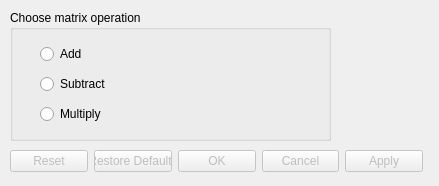
Before: the Qt Designer form src/Interface/Modules/Math/EvaluateLinearAlgebraBinary.ui in SCIInstitute/SCIRun, drawn with Qt 5.
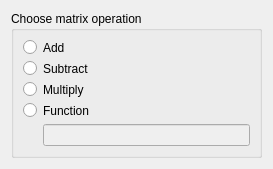
After: the same form once the commit is applied.

What changed in the file:
```diff
--- a/src/Interface/Modules/Math/EvaluateLinearAlgebraBinary.ui
+++ b/src/Interface/Modules/Math/EvaluateLinearAlgebraBinary.ui
@@ -6,8 +6,8 @@
    <rect>
     <x>0</x>
     <y>0</y>
-    <width>439</width>
-    <height>186</height>
+    <width>273</width>
+    <height>169</height>
    </rect>
   </property>
   <property name="sizePolicy">
@@ -18,57 +18,22 @@
   </property>
   <property name="minimumSize">
    <size>
-    <width>439</width>
-    <height>186</height>
+    <width>273</width>
+    <height>169</height>
    </size>
   </property>
   <property name="windowTitle">
    <string>Dialog</string>
   </property>
-  <widget class="QDialogButtonBox" name="buttonBox">
-   <property name="enabled">
-    <bool>false</bool>
-   </property>
-   <property name="geometry">
-    <rect>
-     <x>10</x>
-     <y>150</y>
-     <width>413</width>
-     <height>23</height>
-    </rect>
-   </property>
-   <property name="orientation">
-    <enum>Qt::Horizontal</enum>
-   </property>
-   <property name="standardButtons">
-    <set>QDialogButtonBox::Apply|QDialogButtonBox::Cancel|QDialogButtonBox::Ok|QDialogButtonBox::Reset|QDialogButtonBox::RestoreDefaults</set>
-   </property>
-   <property name="centerButtons">
-    <bool>false</bool>
-   </property>
-  </widget>
+  <layout class="QVBoxLayout" name="verticalLayout_3">
+   <item>
   <widget class="QGroupBox" name="groupBox">
-   <property name="geometry">
-    <rect>
-     <x>10</x>
-     <y>10</y>
-     <width>321</width>
-     <height>131</height>
-    </rect>
-   </property>
    <property name="title">
     <string>Choose matrix operation</string>
    </property>
-   <widget class="QWidget" name="layoutWidget">
-    <property name="geometry">
-     <rect>
-      <x>30</x>
-      <y>30</y>
-      <width>255</width>
-      <height>88</height>
-     </rect>
-    </property>
-    <layout class="QHBoxLayout" name="horizontalLayout">
+     <layout class="QVBoxLayout" name="verticalLayout_4">
+      <item>
+       <layout class="QVBoxLayout" name="verticalLayout_2">
      <item>
       <layout class="QVBoxLayout" name="verticalLayout">
        <item>
@@ -92,11 +57,48 @@
          </property>
         </widget>
        </item>
-      </layout>
-     </item>
-    </layout>
-   </widget>
-  </widget>
+          <item>
+           <widget class="QRadioButton" name="functionRadioButton_">
+            <property name="text">
+             <string>Function</string>
+            </property>
+           </widget>
+          </item>
+         </layout>
+        </item>
+        <item>
+         <layout class="QHBoxLayout" name="horizontalLayout">
+          <item>
+           <spacer name="horizontalSpacer">
+            <property name="orientation">
+             <enum>Qt::Horizontal</enum>
+            </property>
+            <property name="sizeType">
+             <enum>QSizePolicy::Preferred</enum>
+            </property>
+            <property name="sizeHint" stdset="0">
+             <size>
+              <width>20</width>
+              <height>20</height>
+             </size>
+            </property>
+           </spacer>
+          </item>
+          <item>
+           <widget class="QLineEdit" name="functionLineEdit_">
+            <property name="enabled">
+             <bool>false</bool>
+            </property>
+           </widget>
+          </item>
+         </layout>
+        </item>
+       </layout>
+      </item>
+     </layout>
+    </widget>
+   </item>
+  </layout>
  </widget>
  <resources/>
  <connections>
```
Left out of the diff: 64 changed lines with no effect on the pictures. Lines whose indentation alone changed are shown as unchanged.
